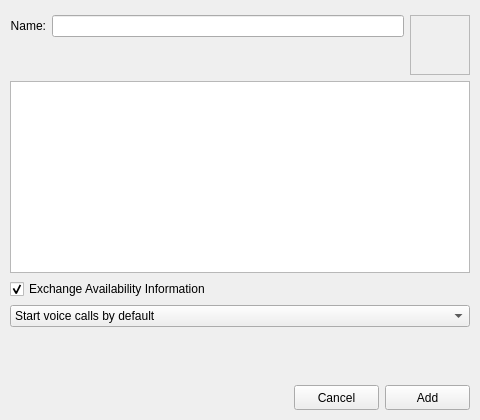
The window that resources/contact_editor.ui (AGProjects/blink-qt) describes before a commit, drawn with Qt 5.
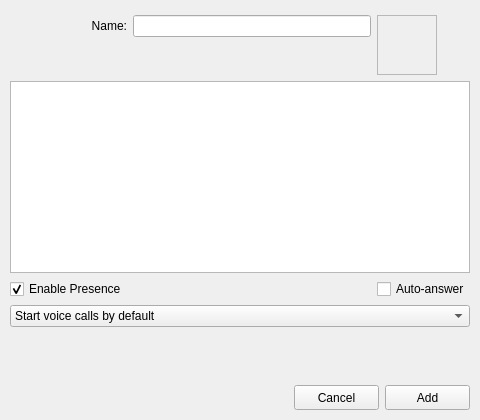
The same window after the commit. Icons and pictures are not drawn. Custom widgets are drawn as their Qt base class.

Commit message: Implement auto answer

Diff of the .ui file:
```diff
--- a/resources/contact_editor.ui
+++ b/resources/contact_editor.ui
@@ -220,16 +220,6 @@
      </attribute>
     </widget>
    </item>
-   <item row="3" column="0" colspan="3">
-    <widget class="QCheckBox" name="presence">
-     <property name="text">
-      <string>Exchange Availability Information</string>
-     </property>
-     <property name="checked">
-      <bool>true</bool>
-     </property>
-    </widget>
-   </item>
    <item row="4" column="0" colspan="3">
     <widget class="QComboBox" name="preferred_media">
      <property name="sizePolicy">
@@ -260,6 +250,23 @@
      </item>
     </widget>
    </item>
+   <item row="3" column="0">
+    <widget class="QCheckBox" name="presence">
+     <property name="text">
+      <string>Enable Presence</string>
+     </property>
+     <property name="checked">
+      <bool>true</bool>
+     </property>
+    </widget>
+   </item>
+   <item row="3" column="2">
+    <widget class="QCheckBox" name="auto_answer">
+     <property name="text">
+      <string>Auto-answer</string>
+     </property>
+    </widget>
+   </item>
   </layout>
  </widget>
  <customwidgets>
```
The commit also changes 8 other files.
